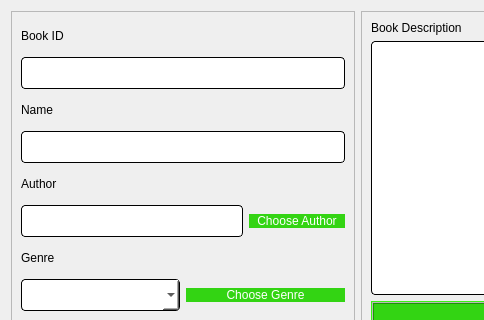
Qt form addbook.ui (chrisfran03/CS106-Integrated-Studio-II) before a commit; both pictures show x 0 to 484 and y 0 to 320 of the 715 by 699 pixel window.
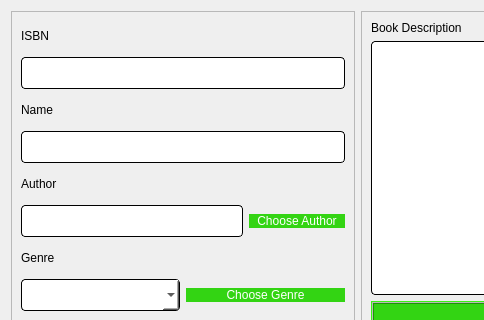
The same form after that commit.

Diff of the .ui file:
```diff
--- a/addbook.ui
+++ b/addbook.ui
@@ -30,7 +30,7 @@
 color: rgb(0, 0, 0);</string>
         </property>
         <property name="text">
-         <string>Book ID</string>
+         <string>ISBN</string>
         </property>
        </widget>
       </item>
```
